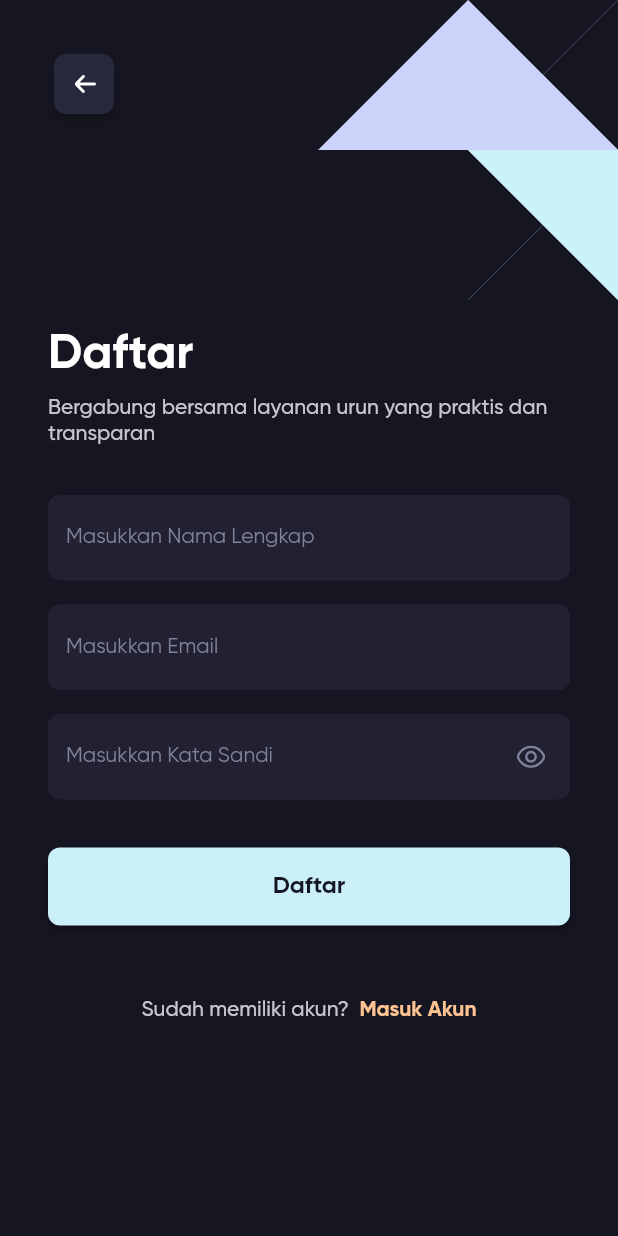
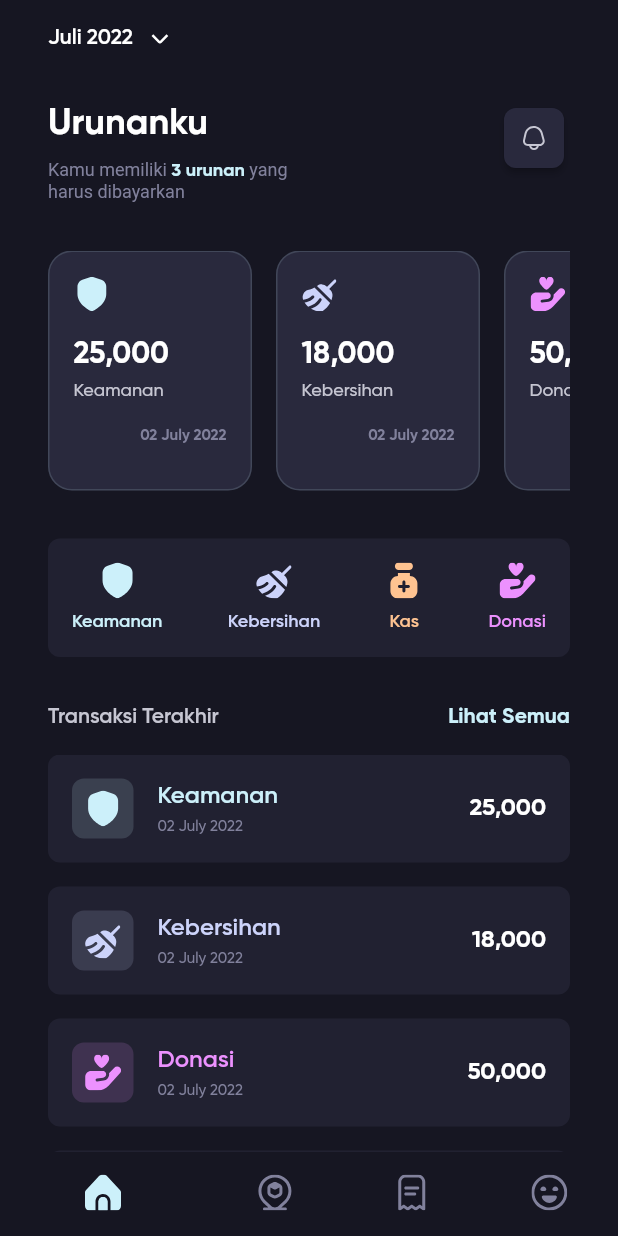
Before and after one commit to homindolentrahar/oeroen, a Flutter app: the RegisterScreen screen opened by its route, after a tap on "Daftar", on a phone screen of 412 x 824 dp. Run offline on Flutter 3.47's test engine with Material 2 defaults, Android fonts, the phone set to English and light mode, and no system bars; drawn by our look-alikes of flutter_form_builder; our stand-ins replace auto_route, flutter_svg, form_builder_validators; generated files the repository leaves out were written again.

Commit message:
Creating Beranda fragment

```diff
--- /dev/null
+++ b/lib/common/constant/constants.dart
@@ -0,0 +1,17 @@
+import 'package:flutter/widgets.dart';
+import 'package:oeroen/common/theme/app_color.dart';
+import 'package:oeroen/features/urunan/domain/model/urunan_item.dart';
+
+final Map<UrunanType, String> typeIcons = {
+  UrunanType.Keamanan: "assets/icons/keamanan.svg",
+  UrunanType.Kebersihan: "assets/icons/kebersihan.svg",
+  UrunanType.Kas: "assets/icons/kas.svg",
+  UrunanType.Donasi: "assets/icons/donasi.svg",
+};
+
+final Map<UrunanType, Color> typeColors = {
+  UrunanType.Keamanan: AppColor.keamanan,
+  UrunanType.Kebersihan: AppColor.kebersihan,
+  UrunanType.Kas: AppColor.kas,
+  UrunanType.Donasi: AppColor.donasi,
+};
--- a/lib/features/auth/presentation/screens/forgot_password_screen.dart
+++ b/lib/features/auth/presentation/screens/forgot_password_screen.dart
@@ -6,8 +6,8 @@ import 'package:auto_route/auto_route.dart';
 import 'package:form_builder_validators/form_builder_validators.dart';
 import 'package:oeroen/common/theme/app_color.dart';
 import 'package:oeroen/common/theme/app_font.dart';
-import 'package:oeroen/features/auth/presentation/widgets/app_back_button.dart';
-import 'package:oeroen/features/auth/presentation/widgets/app_primary_button.dart';
+import 'package:oeroen/presentation/widgets/app_back_button.dart';
+import 'package:oeroen/presentation/widgets/app_primary_button.dart';
 
 class ForgotPasswordScreen extends StatefulWidget {
   static const route = "/forgot-password";
--- a/lib/features/auth/presentation/screens/login_screen.dart
+++ b/lib/features/auth/presentation/screens/login_screen.dart
@@ -6,6 +6,7 @@ import 'package:flutter_svg/flutter_svg.dart';
 import 'package:form_builder_validators/form_builder_validators.dart';
 import 'package:oeroen/common/theme/app_color.dart';
 import 'package:oeroen/common/theme/app_font.dart';
+import 'package:oeroen/presentation/widgets/app_primary_button.dart';
 import 'package:oeroen/routes/app_routes.dart';
 
 class LoginScreen extends StatefulWidget {
@@ -191,7 +192,9 @@ class _LoginPhoneState extends State<_LoginPhone> {
                     fontFamily: AppFont.bold,
                   ),
                 ),
-                onPressed: () {},
+                onPressed: () {
+                  context.router.replaceAll([const UrunanRoute()]);
+                },
               ),
               const SizedBox(height: 24),
               GestureDetector(
@@ -398,22 +401,11 @@ class _LoginEmailState extends State<_LoginEmail> {
                 ),
               ),
               const SizedBox(height: 32),
-              MaterialButton(
-                minWidth: MediaQuery.of(context).size.width,
-                padding: const EdgeInsets.all(16),
-                shape: RoundedRectangleBorder(
-                  borderRadius: BorderRadius.circular(8),
-                ),
-                color: AppColor.primary,
-                child: const Text(
-                  "Masuk",
-                  style: TextStyle(
-                    color: AppColor.black,
-                    fontSize: 16,
-                    fontFamily: AppFont.bold,
-                  ),
-                ),
-                onPressed: () {},
+              AppPrimaryButton(
+                text: "Masuk",
+                onPressed: () {
+                  context.router.replaceAll([const UrunanRoute()]);
+                },
               ),
               const SizedBox(height: 24),
               GestureDetector(
--- a/lib/features/auth/presentation/screens/register_screen.dart
+++ b/lib/features/auth/presentation/screens/register_screen.dart
@@ -6,6 +6,8 @@ import 'package:flutter_svg/svg.dart';
 import 'package:form_builder_validators/form_builder_validators.dart';
 import 'package:oeroen/common/theme/app_color.dart';
 import 'package:oeroen/common/theme/app_font.dart';
+import 'package:oeroen/presentation/widgets/app_primary_button.dart';
+import 'package:oeroen/routes/app_routes.dart';
 
 class RegisterScreen extends StatefulWidget {
   static const route = "/register";
@@ -222,22 +224,11 @@ class _RegisterScreenState extends State<RegisterScreen> {
                           ]),
                         ),
                         const SizedBox(height: 32),
-                        MaterialButton(
-                          minWidth: MediaQuery.of(context).size.width,
-                          padding: const EdgeInsets.all(16),
-                          shape: RoundedRectangleBorder(
-                            borderRadius: BorderRadius.circular(8),
-                          ),
-                          color: AppColor.primary,
-                          child: const Text(
-                            "Daftar",
-                            style: TextStyle(
-                              color: AppColor.black,
-                              fontSize: 16,
-                              fontFamily: AppFont.bold,
-                            ),
-                          ),
-                          onPressed: () {},
+                        AppPrimaryButton(
+                          text: "Daftar",
+                          onPressed: () {
+                            context.router.replaceAll([const UrunanRoute()]);
+                          },
                         ),
                         const SizedBox(height: 48),
                         RichText(
--- /dev/null
+++ b/lib/features/urunan/data/urunan_data.dart
@@ -0,0 +1,36 @@
+import 'package:oeroen/features/urunan/domain/model/urunan_item.dart';
+
+final List<UrunanItem> activeUrunan = [
+  UrunanItem(
+    id: "378c2c2b-71d7-451d-b049-f90c73956602",
+    desaId: "desa1",
+    type: UrunanType.Keamanan,
+    amount: 25000,
+    timestamp: DateTime.now(),
+    completed: false,
+  ),
+  UrunanItem(
+    id: "62de2b88-c8e6-4b83-a572-0cbec995d1e5",
+    desaId: "desa1",
+    type: UrunanType.Kebersihan,
+    amount: 18000,
+    timestamp: DateTime.now(),
+    completed: false,
+  ),
+  UrunanItem(
+    id: "a88df718-5c0c-4a5d-ac99-d721aef29622",
+    desaId: "desa1",
+    type: UrunanType.Donasi,
+    amount: 50000,
+    timestamp: DateTime.now(),
+    completed: false,
+  ),
+  UrunanItem(
+    id: "dd605891-9847-4a18-90a3-7fb874e2e3b5",
+    desaId: "desa1",
+    type: UrunanType.Kas,
+    amount: 10000,
+    timestamp: DateTime.now(),
+    completed: false,
+  ),
+];
--- /dev/null
+++ b/lib/features/urunan/domain/model/urunan_item.dart
@@ -0,0 +1,19 @@
+enum UrunanType { Keamanan, Kebersihan, Kas, Donasi }
+
+class UrunanItem {
+  final String id;
+  final String desaId;
+  final UrunanType type;
+  final double amount;
+  final DateTime timestamp;
+  final bool completed;
+
+  UrunanItem({
+    required this.id,
+    required this.desaId,
+    required this.type,
+    required this.amount,
+    required this.timestamp,
+    required this.completed,
+  });
+}
--- /dev/null
+++ b/lib/features/urunan/presentation/framgents/beranda_fragment.dart
@@ -0,0 +1,196 @@
+import 'package:flutter/material.dart';
+import 'package:flutter_svg/flutter_svg.dart';
+import 'package:oeroen/common/constant/constants.dart';
+import 'package:oeroen/common/theme/app_color.dart';
+import 'package:oeroen/common/theme/app_font.dart';
+import 'package:oeroen/features/urunan/data/urunan_data.dart';
+import 'package:oeroen/features/urunan/presentation/widgets/active_urunan_item.dart';
+import 'package:oeroen/features/urunan/presentation/widgets/urunan_list_item.dart';
+import 'package:oeroen/presentation/widgets/app_icon_button.dart';
+
+class BerandaFragment extends StatelessWidget {
+  const BerandaFragment({Key? key}) : super(key: key);
+
+  @override
+  Widget build(BuildContext context) {
+    return ListView(
+      physics: const BouncingScrollPhysics(),
+      children: [
+        const SizedBox(height: 16),
+        Row(
+          mainAxisSize: MainAxisSize.min,
+          crossAxisAlignment: CrossAxisAlignment.center,
+          children: [
+            const Text(
+              "Juli 2022",
+              style: TextStyle(
+                color: AppColor.white,
+                fontFamily: AppFont.semiBold,
+                fontSize: 14,
+              ),
+            ),
+            const SizedBox(width: 8),
+            SvgPicture.asset(
+              "assets/icons/caret_down.svg",
+              color: AppColor.white,
+              height: 20,
+              width: 20,
+            ),
+          ],
+        ),
+        const SizedBox(height: 32),
+        Row(
+          mainAxisSize: MainAxisSize.max,
+          mainAxisAlignment: MainAxisAlignment.spaceBetween,
+          crossAxisAlignment: CrossAxisAlignment.start,
+          children: [
+            SizedBox(
+              width: MediaQuery.of(context).size.width * 0.4,
+              child: Column(
+                mainAxisSize: MainAxisSize.min,
+                crossAxisAlignment: CrossAxisAlignment.start,
+                children: [
+                  const Text(
+                    "Urunanku",
+                    style: TextStyle(
+                      color: AppColor.white,
+                      fontFamily: AppFont.bold,
+                      fontSize: 24,
+                    ),
+                  ),
+                  const SizedBox(height: 8),
+                  RichText(
+                    text: const TextSpan(
+                      style: TextStyle(
+                        color: AppColor.gray,
+                        fontSize: 12,
+                      ),
+                      children: [
+                        TextSpan(
+                          text: "Kamu memiliki ",
+                        ),
+                        TextSpan(
+                          text: "3 urunan",
+                          style: TextStyle(
+                            color: AppColor.primary,
+                            fontFamily: AppFont.bold,
+                          ),
+                        ),
+                        TextSpan(
+                          text: " yang harus dibayarkan",
+                        ),
+                      ],
+                    ),
+                  ),
+                ],
+              ),
+            ),
+            const SizedBox(width: 16),
+            AppIconButton(
+              icon: "assets/icons/notification.svg",
+              onPressed: () {},
+            ),
+          ],
+        ),
+        const SizedBox(height: 32),
+        SizedBox(
+          height: 160,
+          child: ListView.builder(
+            physics: const BouncingScrollPhysics(),
+            scrollDirection: Axis.horizontal,
+            itemCount: activeUrunan.length,
+            itemBuilder: (ctx, index) {
+              return ActiveUrunanItem(
+                item: activeUrunan[index],
+                onPressed: (item) {
+                  debugPrint("${item.id} clicked!");
+                },
+              );
+            },
+          ),
+        ),
+        const SizedBox(height: 32),
+        Container(
+          padding: const EdgeInsets.all(16),
+          decoration: BoxDecoration(
+            color: AppColor.darker,
+            borderRadius: BorderRadius.circular(8),
+          ),
+          child: Row(
+            mainAxisAlignment: MainAxisAlignment.spaceBetween,
+            children: typeIcons.entries
+                .map(
+                  (entry) => Column(
+                    mainAxisSize: MainAxisSize.min,
+                    crossAxisAlignment: CrossAxisAlignment.center,
+                    children: [
+                      SvgPicture.asset(
+                        entry.value,
+                        color: typeColors[entry.key],
+                      ),
+                      const SizedBox(height: 8),
+                      Text(
+                        entry.key.name,
+                        style: TextStyle(
+                          color: typeColors[entry.key],
+                          fontSize: 12,
+                          fontFamily: AppFont.semiBold,
+                        ),
+                      ),
+                    ],
+                  ),
+                )
+                .toList(),
+          ),
+        ),
+        const SizedBox(height: 32),
+        Column(
+          mainAxisSize: MainAxisSize.max,
+          children: [
+            Row(
+              mainAxisSize: MainAxisSize.max,
+              mainAxisAlignment: MainAxisAlignment.spaceBetween,
+              children: [
+                const Text(
+                  "Transaksi Terakhir",
+                  style: TextStyle(
+                    color: AppColor.light,
+                    fontFamily: AppFont.semiBold,
+                    fontSize: 14,
+                  ),
+                ),
+                GestureDetector(
+                  onTap: () {},
+                  child: const Text(
+                    "Lihat Semua",
+                    style: TextStyle(
+                      color: AppColor.primary,
+                      fontSize: 14,
+                      fontFamily: AppFont.bold,
+                    ),
+                  ),
+                ),
+              ],
+            ),
+            const SizedBox(height: 16),
+            SizedBox(
+              height: 320,
+              child: ListView.builder(
+                physics: const BouncingScrollPhysics(),
+                itemCount: activeUrunan.length,
+                itemBuilder: (ctx, index) {
+                  return UrunanListItem(
+                    item: activeUrunan[index],
+                    onPressed: (item) {
+                      debugPrint("${item.id} clicked!");
+                    },
+                  );
+                },
+              ),
+            ),
+          ],
+        ),
+      ],
+    );
+  }
+}
--- /dev/null
+++ b/lib/features/urunan/presentation/screens/urunan_screen.dart
@@ -0,0 +1,93 @@
+import 'package:flutter/material.dart';
+import 'package:flutter_svg/flutter_svg.dart';
+import 'package:oeroen/common/theme/app_color.dart';
+import 'package:oeroen/features/urunan/presentation/framgents/beranda_fragment.dart';
+
+class UrunanScreen extends StatefulWidget {
+  static const route = "/urunan";
+
+  const UrunanScreen({Key? key}) : super(key: key);
+
+  @override
+  State<UrunanScreen> createState() => _UrunanScreenState();
+}
+
+class _UrunanScreenState extends State<UrunanScreen> {
+  var _currentIndex = 0;
+  final _pageController = PageController();
+  final List<Map<String, dynamic>> _navItems = [
+    {
+      "title": "",
+      "icon": "assets/icons/beranda.svg",
+      "active_icon": "assets/icons/beranda_fill.svg"
+    },
+    {
+      "title": "",
+      "icon": "assets/icons/desaku.svg",
+      "active_icon": "assets/icons/desaku_fill.svg"
+    },
+    {
+      "title": "",
+      "icon": "assets/icons/riwayat.svg",
+      "active_icon": "assets/icons/riwayat_fill.svg"
+    },
+    {
+      "title": "",
+      "icon": "assets/icons/profile.svg",
+      "active_icon": "assets/icons/profile_fill.svg"
+    },
+  ];
+  final List<Widget> _fragments = [
+    const BerandaFragment(),
+    const BerandaFragment(),
+    const BerandaFragment(),
+    const BerandaFragment(),
+  ];
+
+  @override
+  Widget build(BuildContext context) {
+    return SafeArea(
+      child: Scaffold(
+        body: PageView.builder(
+          physics: const NeverScrollableScrollPhysics(),
+          controller: _pageController,
+          itemCount: _fragments.length,
+          itemBuilder: (ctx, index) => Padding(
+            padding: const EdgeInsets.symmetric(horizontal: 32),
+            child: _fragments[index],
+          ),
+        ),
+        bottomNavigationBar: BottomNavigationBar(
+          currentIndex: _currentIndex,
+          onTap: (index) {
+            setState(() {
+              _currentIndex = index;
+
+              _pageController.animateToPage(
+                index,
+                duration: const Duration(milliseconds: 300),
+                curve: Curves.easeInOut,
+              );
+            });
+          },
+          backgroundColor: AppColor.black,
+          showSelectedLabels: false,
+          showUnselectedLabels: false,
+          elevation: 0,
+          items: _navItems
+              .map(
+                (item) => BottomNavigationBarItem(
+                  label: item['title'],
+                  icon: SvgPicture.asset(item['icon']),
+                  activeIcon: SvgPicture.asset(
+                    item['active_icon'],
+                    color: AppColor.primary,
+                  ),
+                ),
+              )
+              .toList(),
+        ),
+      ),
+    );
+  }
+}
--- /dev/null
+++ b/lib/features/urunan/presentation/widgets/active_urunan_item.dart
@@ -0,0 +1,97 @@
+import 'package:flutter/material.dart';
+import 'package:flutter_svg/flutter_svg.dart';
+import 'package:intl/intl.dart';
+import 'package:oeroen/common/constant/constants.dart';
+import 'package:oeroen/common/theme/app_color.dart';
+import 'package:oeroen/common/theme/app_font.dart';
+import 'package:oeroen/features/urunan/domain/model/urunan_item.dart';
+
+class ActiveUrunanItem extends StatelessWidget {
+  final UrunanItem item;
+  final ValueChanged<UrunanItem> onPressed;
+
+  const ActiveUrunanItem(
+      {Key? key, required this.item, required this.onPressed})
+      : super(key: key);
+
+  @override
+  Widget build(BuildContext context) {
+    return Container(
+      margin: const EdgeInsets.only(
+        right: 16,
+      ),
+      child: Material(
+        color: AppColor.dark,
+        borderRadius: BorderRadius.circular(16),
+        child: InkWell(
+          splashColor: AppColor.black.withOpacity(0.25),
+          highlightColor: AppColor.black.withOpacity(0.5),
+          borderRadius: BorderRadius.circular(16),
+          onTap: () => onPressed(item),
+          child: Container(
+            width: 136,
+            decoration: BoxDecoration(
+              color: Colors.transparent,
+              borderRadius: BorderRadius.circular(16),
+              border: Border.all(
+                color: AppColor.primary.withOpacity(0.15),
+              ),
+            ),
+            padding: const EdgeInsets.all(16),
+            child: Column(
+              mainAxisSize: MainAxisSize.min,
+              crossAxisAlignment: CrossAxisAlignment.start,
+              children: [
+                SvgPicture.asset(
+                  typeIcons[item.type].toString(),
+                  width: 24,
+                  height: 24,
+                  color: typeColors[item.type],
+                ),
+                const SizedBox(height: 16),
+                Column(
+                  mainAxisSize: MainAxisSize.min,
+                  crossAxisAlignment: CrossAxisAlignment.start,
+                  children: [
+                    Text(
+                      NumberFormat.currency(
+                        decimalDigits: 0,
+                        symbol: "",
+                      ).format(item.amount),
+                      style: const TextStyle(
+                        color: AppColor.white,
+                        fontSize: 20,
+                        fontFamily: AppFont.bold,
+                      ),
+                    ),
+                    const SizedBox(height: 4),
+                    Text(
+                      item.type.name,
+                      style: const TextStyle(
+                        color: AppColor.light,
+                        fontSize: 12,
+                        fontFamily: AppFont.medium,
+                      ),
+                    ),
+                  ],
+                ),
+                const SizedBox(height: 16),
+                Align(
+                  alignment: Alignment.centerRight,
+                  child: Text(
+                    DateFormat("dd MMMM yyyy").format(DateTime.now()),
+                    style: const TextStyle(
+                      color: AppColor.gray,
+                      fontSize: 10,
+                      fontFamily: AppFont.bold,
+                    ),
+                  ),
+                ),
+              ],
+            ),
+          ),
+        ),
+      ),
+    );
+  }
+}
--- /dev/null
+++ b/lib/features/urunan/presentation/widgets/urunan_list_item.dart
@@ -0,0 +1,95 @@
+import 'package:flutter/material.dart';
+import 'package:flutter_svg/flutter_svg.dart';
+import 'package:intl/intl.dart';
+import 'package:oeroen/common/constant/constants.dart';
+import 'package:oeroen/common/theme/app_color.dart';
+import 'package:oeroen/common/theme/app_font.dart';
+import 'package:oeroen/features/urunan/domain/model/urunan_item.dart';
+
+class UrunanListItem extends StatelessWidget {
+  final UrunanItem item;
+  final ValueChanged<UrunanItem> onPressed;
+
+  const UrunanListItem({Key? key, required this.item, required this.onPressed})
+      : super(key: key);
+
+  @override
+  Widget build(BuildContext context) {
+    return Container(
+      margin: const EdgeInsets.only(
+        bottom: 16,
+      ),
+      child: Material(
+        borderRadius: BorderRadius.circular(8),
+        color: AppColor.darker,
+        child: InkWell(
+          splashColor: AppColor.black.withOpacity(0.25),
+          highlightColor: AppColor.black.withOpacity(0.5),
+          borderRadius: BorderRadius.circular(8),
+          onTap: () => onPressed(item),
+          child: Container(
+            padding: const EdgeInsets.all(16),
+            decoration: BoxDecoration(
+              color: Colors.transparent,
+              borderRadius: BorderRadius.circular(8),
+            ),
+            child: Row(
+              crossAxisAlignment: CrossAxisAlignment.center,
+              children: [
+                Container(
+                  padding: const EdgeInsets.all(8),
+                  decoration: BoxDecoration(
+                    color: typeColors[item.type]?.withOpacity(0.15),
+                    borderRadius: BorderRadius.circular(8),
+                  ),
+                  child: SvgPicture.asset(
+                    typeIcons[item.type].toString(),
+                    color: typeColors[item.type],
+                  ),
+                ),
+                const SizedBox(width: 16),
+                Expanded(
+                  child: Column(
+                    mainAxisSize: MainAxisSize.min,
+                    crossAxisAlignment: CrossAxisAlignment.start,
+                    children: [
+                      Text(
+                        item.type.name,
+                        style: TextStyle(
+                          color: typeColors[item.type],
+                          fontSize: 16,
+                          fontFamily: AppFont.semiBold,
+                        ),
+                      ),
+                      const SizedBox(height: 4),
+                      Text(
+                        DateFormat("dd MMMM yyyy").format(item.timestamp),
+                        style: const TextStyle(
+                          color: AppColor.gray,
+                          fontSize: 10,
+                          fontFamily: AppFont.medium,
+                        ),
+                      ),
+                    ],
+                  ),
+                ),
+                const SizedBox(width: 16),
+                Text(
+                  NumberFormat.currency(
+                    decimalDigits: 0,
+                    symbol: "",
+                  ).format(item.amount),
+                  style: const TextStyle(
+                    color: AppColor.white,
+                    fontSize: 16,
+                    fontFamily: AppFont.bold,
+                  ),
+                ),
+              ],
+            ),
+          ),
+        ),
+      ),
+    );
+  }
+}
--- /dev/null
+++ b/lib/presentation/widgets/app_icon_button.dart
@@ -0,0 +1,39 @@
+import 'package:flutter/material.dart';
+import 'package:flutter_svg/svg.dart';
+import 'package:oeroen/common/theme/app_color.dart';
+
+class AppIconButton extends StatelessWidget {
+  final String icon;
+  final Color iconColor;
+  final double iconSize;
+  final VoidCallback onPressed;
+
+  const AppIconButton({
+    Key? key,
+    required this.icon,
+    this.iconColor = AppColor.light,
+    this.iconSize = 16,
+    required this.onPressed,
+  }) : super(key: key);
+
+  @override
+  Widget build(BuildContext context) {
+    return MaterialButton(
+      minWidth: 40,
+      height: 40,
+      color: AppColor.dark,
+      padding: const EdgeInsets.all(8),
+      shape: RoundedRectangleBorder(
+        borderRadius: BorderRadius.circular(8),
+        side: const BorderSide(color: Colors.transparent),
+      ),
+      onPressed: onPressed,
+      child: SvgPicture.asset(
+        icon,
+        width: iconSize,
+        height: iconSize,
+        color: iconColor,
+      ),
+    );
+  }
+}
--- a/lib/routes/app_routes.dart
+++ b/lib/routes/app_routes.dart
@@ -3,6 +3,7 @@ import 'package:oeroen/features/auth/presentation/screens/forgot_password_screen
 import 'package:oeroen/features/auth/presentation/screens/landing_screen.dart';
 import 'package:oeroen/features/auth/presentation/screens/login_screen.dart';
 import 'package:oeroen/features/auth/presentation/screens/register_screen.dart';
+import 'package:oeroen/features/urunan/presentation/screens/urunan_screen.dart';
 import 'package:oeroen/splash_screen.dart';
 import 'package:flutter/widgets.dart';
 
@@ -16,6 +17,7 @@ part 'app_routes.gr.dart';
     AutoRoute(page: LoginScreen, path: LoginScreen.route),
     AutoRoute(page: RegisterScreen, path: RegisterScreen.route),
     AutoRoute(page: ForgotPasswordScreen, path: ForgotPasswordScreen.route),
+    AutoRoute(page: UrunanScreen, path: UrunanScreen.route)
   ],
 )
 class AppRouter extends _$AppRouter {}
```
Also changed, not shown: assets/icons/riwayat_fill.svg (renamed from assets/icons/riwayat_bill.svg), lib/presentation/widgets/app_back_button.dart (renamed from lib/features/auth/presentation/widgets/app_back_button.dart), lib/presentation/widgets/app_primary_button.dart (renamed from lib/features/auth/presentation/widgets/app_primary_button.dart).
